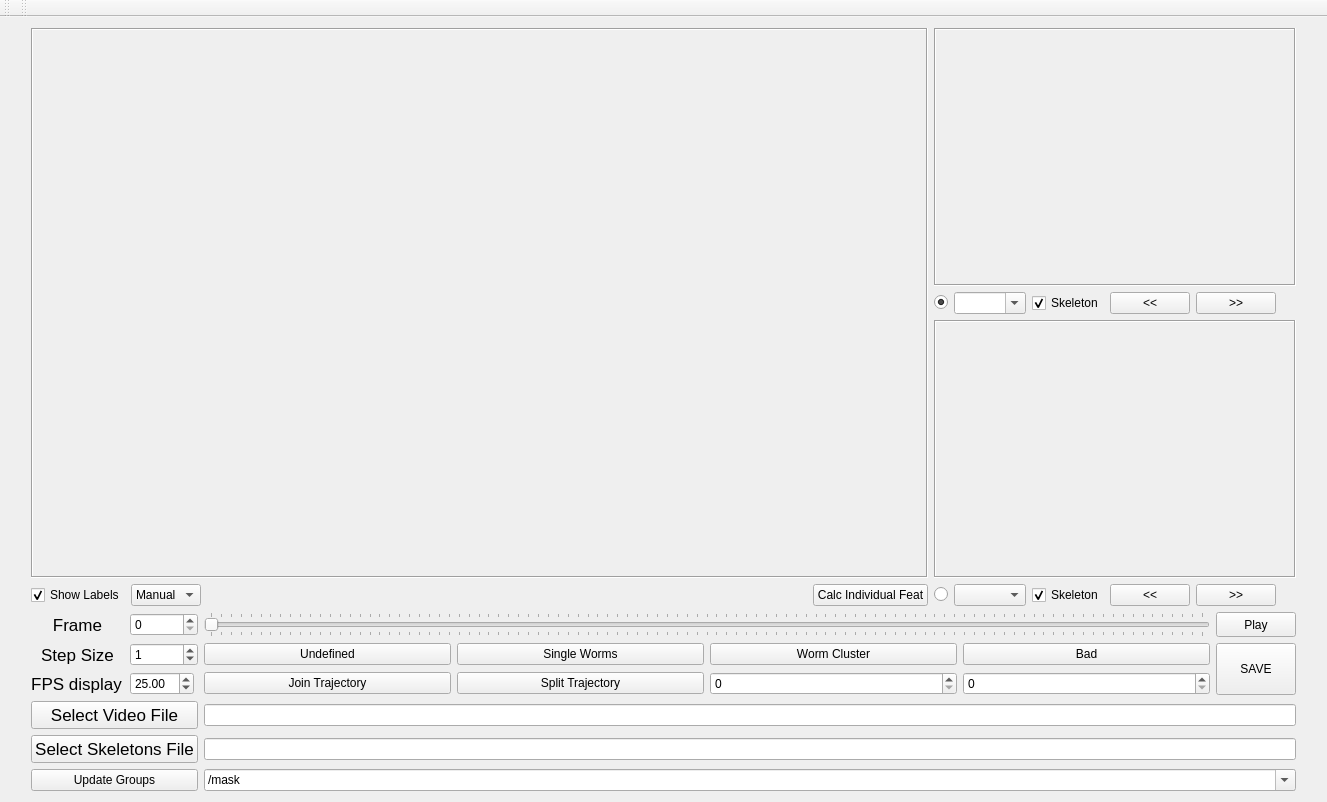
ver228/tierpsy-tracker, file MWTracker/GUI/MWTrackerViewer/QtCreatorFiles/imageviewer.ui: the form before one commit.
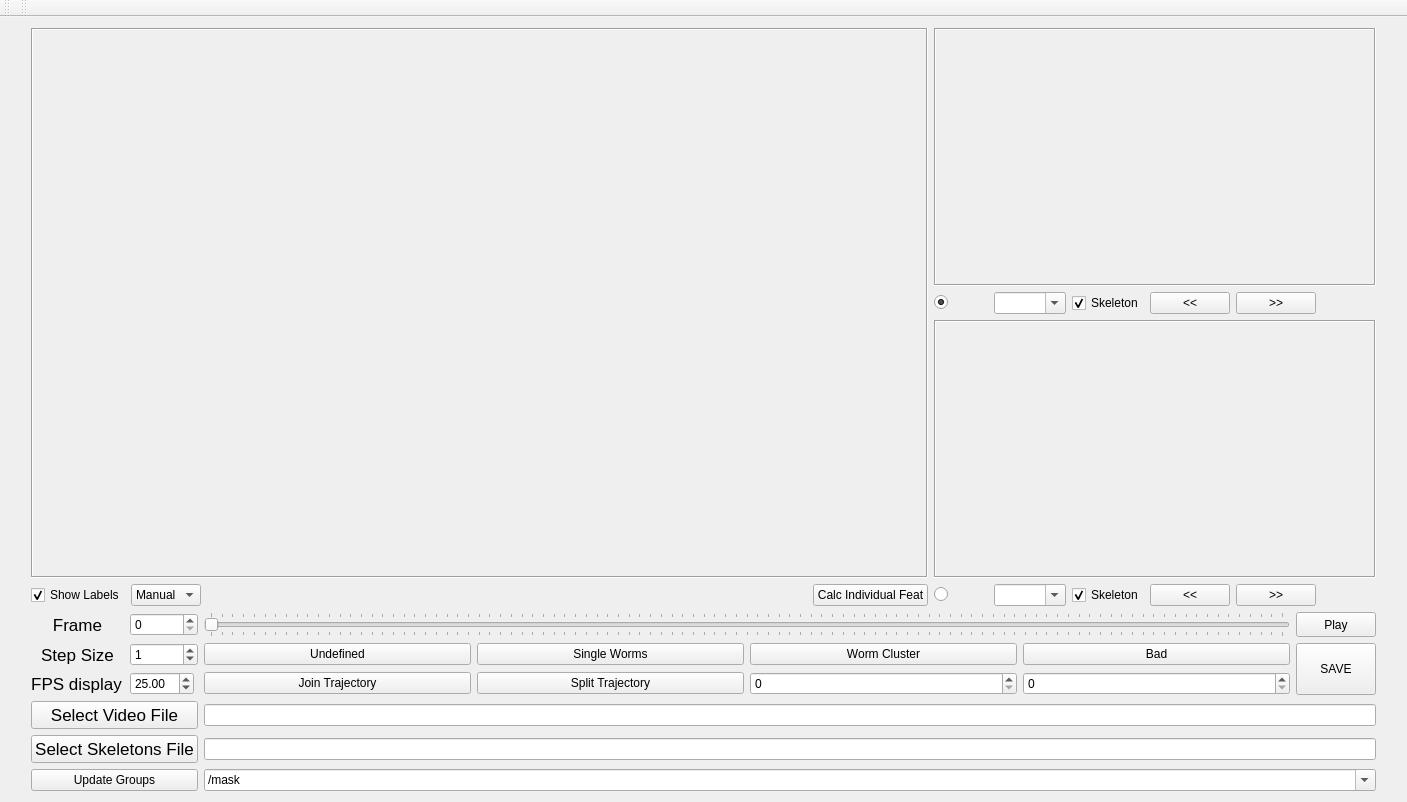
The form after the commit.

Patch:
```diff
--- a/MWTracker/GUI/MWTrackerViewer/QtCreatorFiles/imageviewer.ui
+++ b/MWTracker/GUI/MWTrackerViewer/QtCreatorFiles/imageviewer.ui
@@ -6,7 +6,7 @@
    <rect>
     <x>0</x>
     <y>0</y>
-    <width>1327</width>
+    <width>1407</width>
     <height>802</height>
    </rect>
   </property>
@@ -61,7 +61,7 @@
       <item row="4" column="5">
        <widget class="QComboBox" name="comboBox_ROI2">
         <property name="editable">
-         <bool>false</bool>
+         <bool>true</bool>
         </property>
        </widget>
       </item>
```
Left out of the diff: 2 changed lines with no effect on the pictures.
